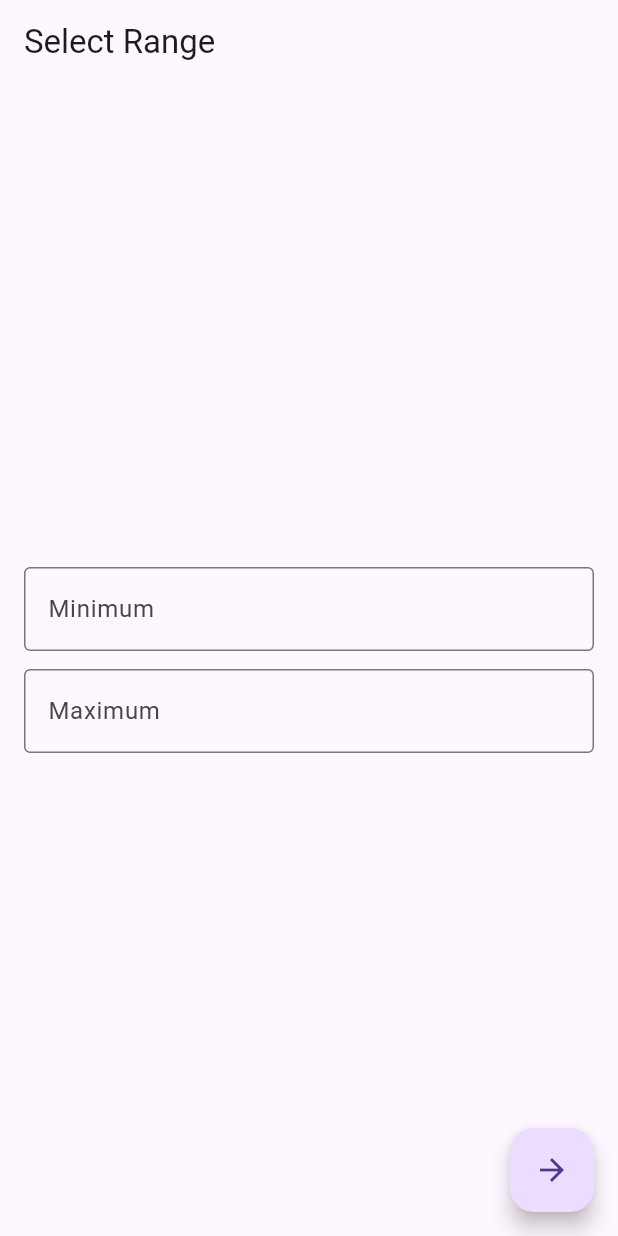
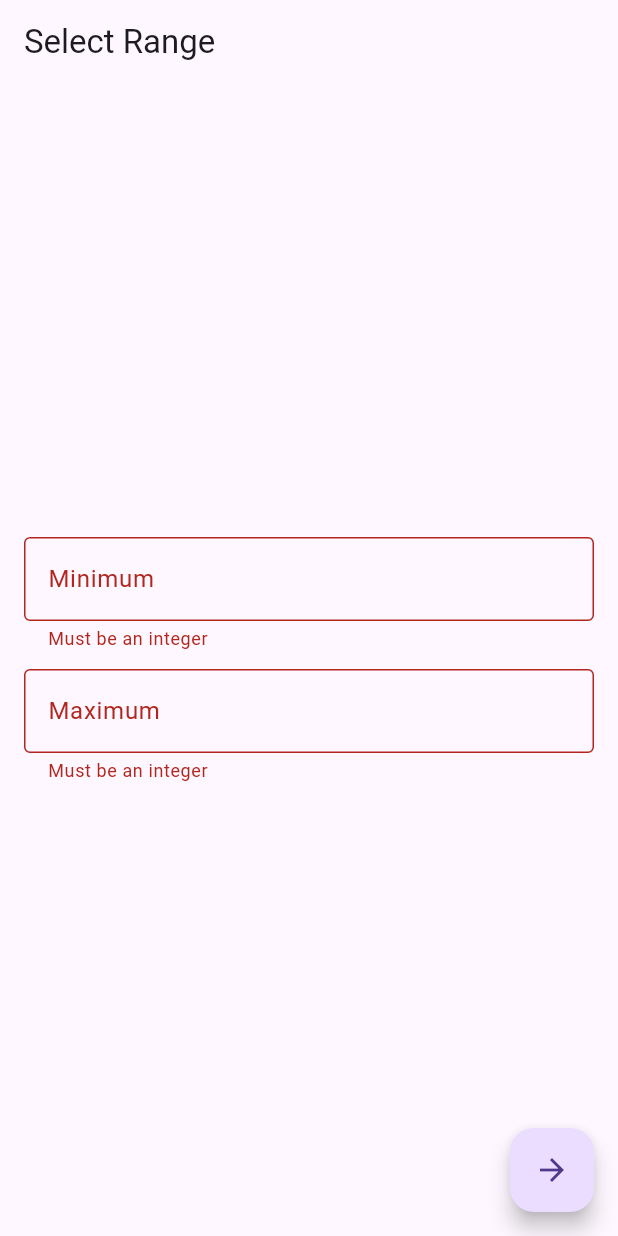
Before and after one commit to GrayJunZi/Meno, a Flutter app: the screen it shows after launch, after a tap on the "arrow forward" icon, on a phone screen of 412 x 824 dp. Run offline on Flutter 3.47's test engine with Material 3 defaults, Android fonts, the light colour scheme and no system bars.

Commit message:
3.8 验证与保存表单

```diff
--- a/flutter_foundations/lib/range_select_page.dart
+++ b/flutter_foundations/lib/range_select_page.dart
@@ -8,6 +8,7 @@ class RangeSelectPage extends StatefulWidget {
 }
 
 class _RangeSelectPageState extends State<RangeSelectPage> {
+  final formKey = GlobalKey<FormState>();
   int _min = 0;
   int _max = 0;
 
@@ -18,6 +19,7 @@ class _RangeSelectPageState extends State<RangeSelectPage> {
         title: Text('Select Range'),
       ),
       body: Form(
+        key: formKey,
         child: Padding(
           padding: const EdgeInsets.all(16.0),
           child: Column(
@@ -38,7 +40,11 @@ class _RangeSelectPageState extends State<RangeSelectPage> {
       ),
       floatingActionButton: FloatingActionButton(
         child: Icon(Icons.arrow_forward),
-        onPressed: () {},
+        onPressed: () {
+          if (formKey.currentState?.validate() ?? false) {
+            formKey.currentState?.save();
+          }
+        },
       ),
     );
   }
```
Also changed, not shown: 1 other file.
